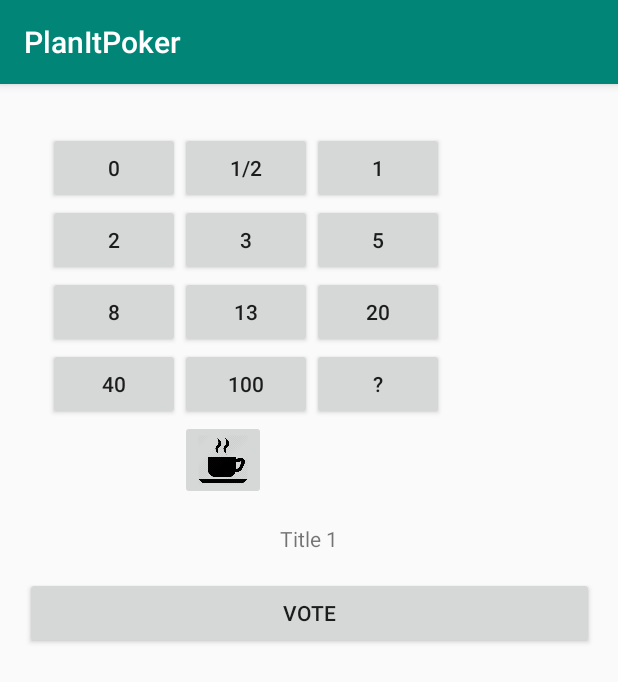
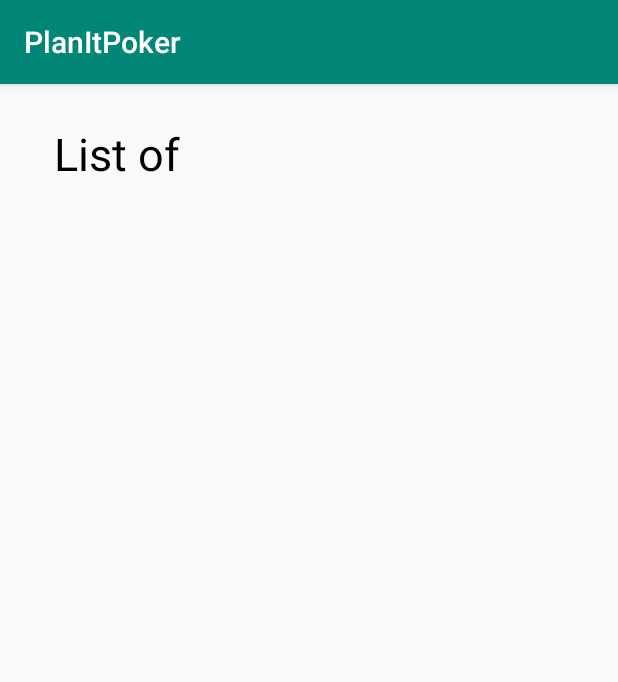
Before and after one commit to kotunde/AndroidPokerApp, an Android app: the VoteActivity screen opened directly, with no data from a screen before it, on a phone screen of 412 x 824 dp. Shown: the top 682 px of the screen. Run offline under Robolectric (Android 15) with nearby library versions, the phone set to English and light mode, and no system bars.

Commit message:
2. fragmens megvan,mar csak az adatok hianyoznak a recycler view-bol

```diff
--- /dev/null
+++ b/PlanItPoker/app/src/main/java/com/example/planitpoker/ListVoteFragment.java
@@ -0,0 +1,41 @@
+package com.example.planitpoker;
+
+import android.os.Bundle;
+import android.view.LayoutInflater;
+import android.view.View;
+import android.view.ViewGroup;
+
+import androidx.fragment.app.Fragment;
+import androidx.recyclerview.widget.LinearLayoutManager;
+import androidx.recyclerview.widget.RecyclerView;
+
+import java.util.ArrayList;
+
+public class ListVoteFragment extends Fragment {
+
+
+    private View retView;
+    private ArrayList<String>Names = new ArrayList<>();
+    private ArrayList<Integer>Grades_values = new ArrayList<>();
+
+    public View onCreateView(LayoutInflater inflater, ViewGroup container, Bundle savedInstanceState)
+    {
+        retView = inflater.inflate(R.layout.listvote_fragment,container,false);
+
+        //Intent intent = getIntent();
+
+        initRecyclerView();
+
+        return retView;
+    }
+
+    private void initRecyclerView(){
+        RecyclerView recyclerView = retView.findViewById(R.id.Recycler_view);
+        RecyclerViewAdaptor adaptor = new RecyclerViewAdaptor(this,Names,Grades_values);
+        recyclerView.setAdapter(adaptor);
+        recyclerView.setLayoutManager(new LinearLayoutManager(getContext()));
+
+    }
+
+
+}
--- /dev/null
+++ b/PlanItPoker/app/src/main/java/com/example/planitpoker/RecyclerViewAdaptor.java
@@ -0,0 +1,69 @@
+package com.example.planitpoker;
+
+import android.util.Log;
+import android.view.LayoutInflater;
+import android.view.View;
+import android.view.ViewGroup;
+import android.widget.RelativeLayout;
+import android.widget.TextView;
+
+import androidx.annotation.NonNull;
+import androidx.recyclerview.widget.RecyclerView;
+
+import java.util.ArrayList;
+
+public class RecyclerViewAdaptor extends RecyclerView.Adapter<RecyclerViewAdaptor.ViewHolder> {
+
+    private static final String TAG ="RecyclerViewAdapter";
+
+    private ArrayList<String>Names = new ArrayList<>();
+    private ArrayList<Integer>Grades_value = new ArrayList<>();
+    private ListVoteFragment mContext;
+
+    public RecyclerViewAdaptor(ListVoteFragment mContext, ArrayList<String> names, ArrayList<Integer> grades_value) {
+        this.Names = names;
+        this.Grades_value=grades_value;
+        this.mContext = mContext;
+    }
+
+
+    @NonNull
+    @Override
+    public ViewHolder onCreateViewHolder(@NonNull ViewGroup parent, int viewType) {
+        View view = LayoutInflater.from(parent.getContext()).inflate(R.layout.layout_listitem, parent,false);
+        ViewHolder holder = new ViewHolder(view);
+        return holder;
+    }
+
+    @Override
+    public void onBindViewHolder(@NonNull ViewHolder holder, int position) {
+
+        Log.d(TAG,"onBindViewHolder: Called");
+
+        holder.Names.setText(Names.get(position));
+        holder.Grade_value.setText(Grades_value.get(position));
+    }
+
+    @Override
+    public int getItemCount() {
+
+        return Names.size();
+
+    }
+
+    public class ViewHolder extends RecyclerView.ViewHolder {
+
+        TextView Names;
+        TextView Grade_value;
+        RelativeLayout parentLayout;
+
+        public ViewHolder(@NonNull View itemView) {
+            super(itemView);
+
+            Names= itemView.findViewById(R.id.Names_id);
+            Grade_value= itemView.findViewById(R.id.Grades_id);
+            parentLayout = itemView.findViewById(R.id.parent_layout);
+        }
+
+    }
+}
--- a/PlanItPoker/app/src/main/java/com/example/planitpoker/VoteActivity.java
+++ b/PlanItPoker/app/src/main/java/com/example/planitpoker/VoteActivity.java
@@ -34,11 +34,13 @@ public class VoteActivity extends AppCompatActivity
         createTitles();
 
         VoteFragment voteFragment = new VoteFragment();
+        ListVoteFragment listVoteFragment = new ListVoteFragment();
         //send loginName to the fragment
         Bundle data = new Bundle();
         data.putString("name",loginName);
         voteFragment.setArguments(data);
-        ft.add(R.id.fg_placeholder,voteFragment);
+        //ft.add(R.id.fg_placeholder,voteFragment);
+        ft.add(R.id.fg_placeholder,listVoteFragment);
         ft.commit();
     }
 
--- /dev/null
+++ b/PlanItPoker/app/src/main/res/layout/listvote_fragment.xml
@@ -0,0 +1,36 @@
+<?xml version="1.0" encoding="utf-8"?>
+<RelativeLayout xmlns:android="http://schemas.android.com/apk/res/android"
+    xmlns:tools="http://schemas.android.com/tools"
+    xmlns:app="http://schemas.android.com/apk/res-auto"
+    android:layout_width="match_parent"
+    android:layout_height="match_parent"
+    tools:context="com.example.planitpoker.ListVoteFragment">
+
+    <TextView
+        android:id="@+id/Title_id"
+        android:layout_width="198dp"
+        android:layout_height="45dp"
+        android:layout_alignParentStart="true"
+        android:layout_alignParentTop="true"
+        android:layout_alignParentEnd="true"
+        android:layout_marginStart="20dp"
+        android:layout_marginTop="10dp"
+        android:layout_marginEnd="193dp"
+        android:text="List of Names"
+        android:textColor="#000"
+        android:textSize="30sp" />
+
+    <androidx.recyclerview.widget.RecyclerView
+        android:id="@+id/Recycler_view"
+        android:layout_width="match_parent"
+        android:layout_height="match_parent"
+        android:layout_below="@+id/Title_id"
+        android:layout_alignParentStart="true"
+        android:layout_alignParentEnd="true"
+        android:layout_alignParentBottom="true"
+        android:layout_marginStart="0dp"
+        android:layout_marginTop="27dp"
+        android:layout_marginEnd="0dp"
+        android:layout_marginBottom="-1dp" />
+
+</RelativeLayout>
```
Also changed, not shown: PlanItPoker/app/src/main/res/layout/layout_listitem.xml (added, +35 -0 lines).
